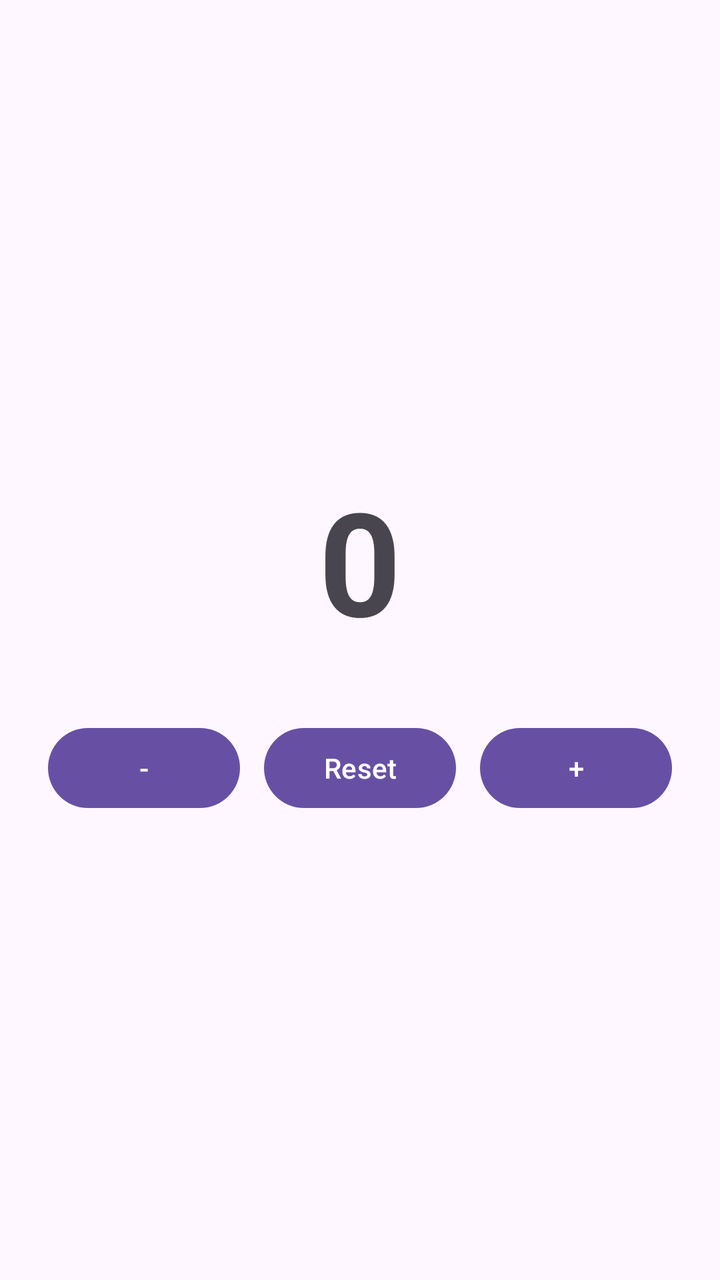
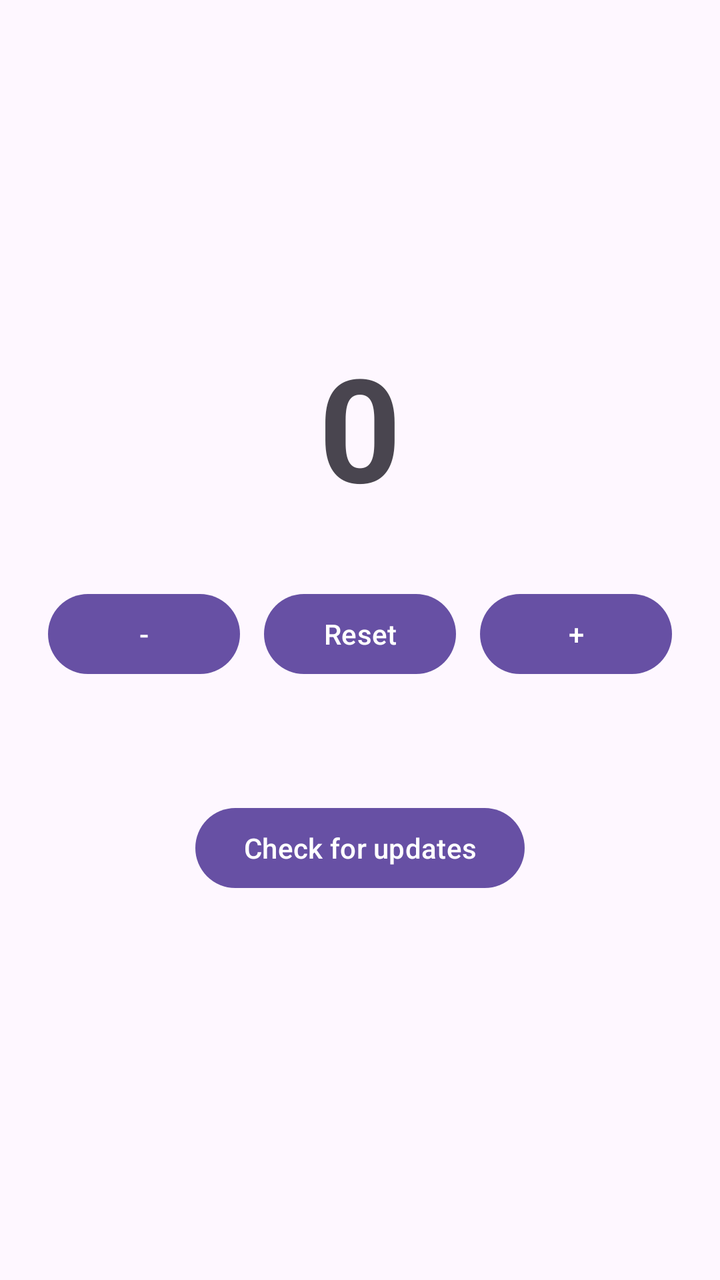

Two renders of the same Android screen: before a commit and after it. Below are the layout's source before the change and the commit's diff.
<!-- AndroidManifest.xml: application theme Theme.Counter -->
<!-- res/layout/activity_main.xml -->
<?xml version="1.0" encoding="utf-8"?>
<LinearLayout xmlns:android="http://schemas.android.com/apk/res/android"
    android:layout_width="match_parent"
    android:layout_height="match_parent"
    android:gravity="center"
    android:orientation="vertical"
    android:padding="24dp">

    <TextView
        android:id="@+id/counter_value"
        android:layout_width="wrap_content"
        android:layout_height="wrap_content"
        android:layout_marginBottom="32dp"
        android:text="0"
        android:textSize="72sp"
        android:textStyle="bold" />

    <LinearLayout
        android:layout_width="match_parent"
        android:layout_height="wrap_content"
        android:gravity="center"
        android:orientation="horizontal">

        <Button
            android:id="@+id/button_decrement"
            android:layout_width="96dp"
            android:layout_height="wrap_content"
            android:text="@string/decrement" />

        <Button
            android:id="@+id/button_reset"
            android:layout_width="96dp"
            android:layout_height="wrap_content"
            android:layout_marginHorizontal="12dp"
            android:text="@string/reset" />

        <Button
            android:id="@+id/button_increment"
            android:layout_width="96dp"
            android:layout_height="wrap_content"
            android:text="@string/increment" />
    </LinearLayout>
</LinearLayout>
<!-- resources referenced by this layout -->
<resources>
  <string name="decrement">-</string>
  <string name="increment">+</string>
  <string name="reset">Reset</string>
  <style name="Theme.Counter" parent="Theme.Material3.DayNight.NoActionBar" />
</resources>

<!-- the commit's change to res/layout/activity_main.xml (unified diff, before → after) -->
@@ -40,4 +40,24 @@
             android:layout_height="wrap_content"
             android:text="@string/increment" />
     </LinearLayout>
+
+    <TextView
+        android:id="@+id/version_label"
+        android:layout_width="wrap_content"
+        android:layout_height="wrap_content"
+        android:layout_marginTop="40dp"
+        android:textSize="14sp" />
+
+    <Button
+        android:id="@+id/button_check_updates"
+        android:layout_width="wrap_content"
+        android:layout_height="wrap_content"
+        android:text="Check for updates" />
+
+    <TextView
+        android:id="@+id/update_status"
+        android:layout_width="wrap_content"
+        android:layout_height="wrap_content"
+        android:layout_marginTop="8dp"
+        android:textSize="14sp" />
 </LinearLayout>
